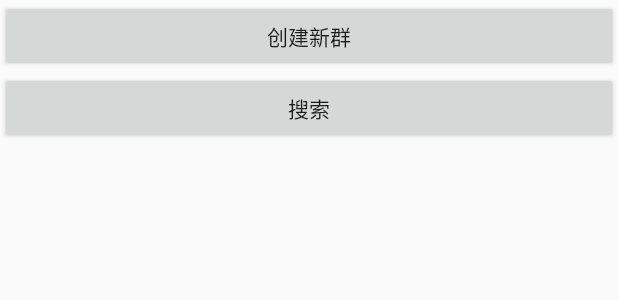
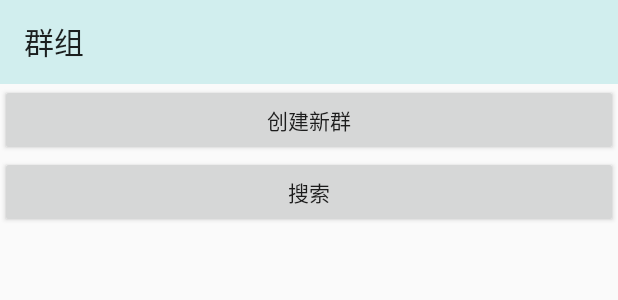
Before and after one commit to HenuAJY/LoginRegiste, an Android app: the layout fragment_group.xml on its own in the app's theme, with its tools: preview values and no code run, on a phone screen of 412 x 824 dp. Shown: the top 300 px of the screen. Run offline under Robolectric (Android 15) with nearby library versions, the phone set to English and light mode, and no system bars.

Commit message:
添加了toolBar

```diff
--- a/app/src/main/res/layout/fragment_group.xml
+++ b/app/src/main/res/layout/fragment_group.xml
@@ -2,12 +2,18 @@
     xmlns:tools="http://schemas.android.com/tools"
     android:layout_width="match_parent"
     android:layout_height="match_parent"
+    xmlns:app="http://schemas.android.com/apk/res-auto"
     tools:context="com.example.creationclientdebug.fragment.GroupFragment">
 
     <LinearLayout
         android:layout_width="match_parent"
         android:layout_height="match_parent"
         android:orientation="vertical">
+        <android.support.v7.widget.Toolbar
+            app:title="群组"
+            android:background="@color/barBg"
+            android:layout_width="match_parent"
+            android:layout_height="wrap_content"/>
         <Button
             android:id="@+id/btn_create"
             android:layout_width="match_parent"
--- a/app/src/main/res/values/colors.xml
+++ b/app/src/main/res/values/colors.xml
@@ -3,4 +3,5 @@
     <color name="colorPrimary">#008577</color>
     <color name="colorPrimaryDark">#00574B</color>
     <color name="colorAccent">#D81B60</color>
+    <color name="barBg">#D1EEEE</color>
 </resources>
```
Also changed, not shown: app/src/main/res/layout/fragment_message.xml (+16 -3 lines), app/src/main/res/layout/fragment_my_info.xml (+9 -5 lines).
